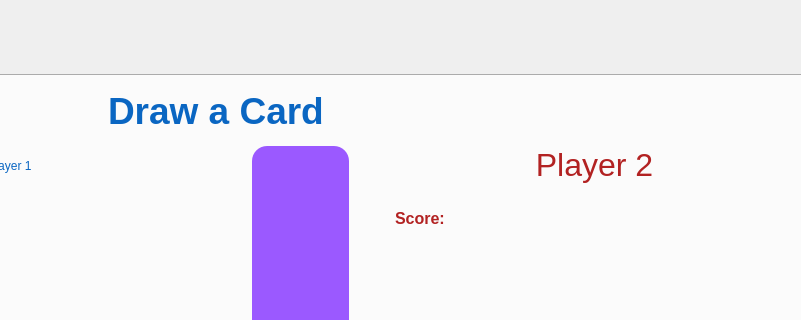
This is mainwindow.ui in AladdinT/Qt-Black-Jack as Qt 5 draws it before an edit; both pictures show x 282 to 1083 and y 0 to 320 of the 1319 by 837 pixel window. The edited form follows.
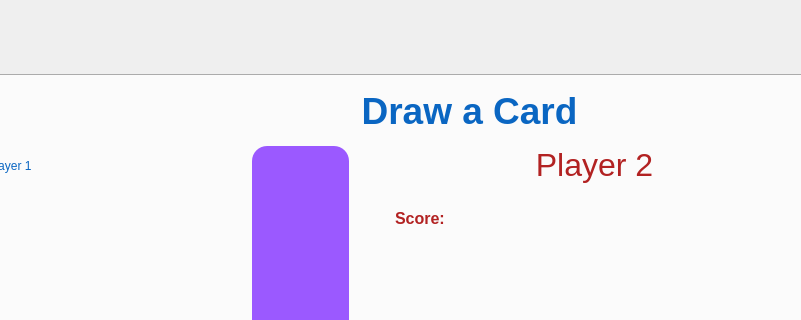
This is the edited form. The open tabs and pages were chosen to show the change. Icons and pictures are not drawn.

What changed in the file:
```diff
--- a/mainwindow.ui
+++ b/mainwindow.ui
@@ -184,7 +184,7 @@
      <widget class="QLabel" name="label_status">
       <property name="geometry">
        <rect>
-        <x>280</x>
+        <x>410</x>
         <y>0</y>
         <width>511</width>
         <height>71</height>
@@ -208,7 +208,7 @@
 </string>
       </property>
       <property name="text">
-       <string>&lt;html&gt;&lt;head/&gt;&lt;body&gt;&lt;p&gt;&lt;span style=&quot; font-size:28pt;&quot;&gt;Draw a Card&lt;/span&gt;&lt;/p&gt;&lt;/body&gt;&lt;/html&gt;</string>
+       <string>&lt;html&gt;&lt;head/&gt;&lt;body&gt;&lt;p align=&quot;center&quot;&gt;&lt;span style=&quot; font-size:28pt;&quot;&gt;Draw a Card&lt;/span&gt;&lt;/p&gt;&lt;/body&gt;&lt;/html&gt;</string>
       </property>
      </widget>
      <widget class="QWidget" name="horizontalLayoutWidget">
```
Left out of the diff: 4 changed lines with no effect on the pictures.
